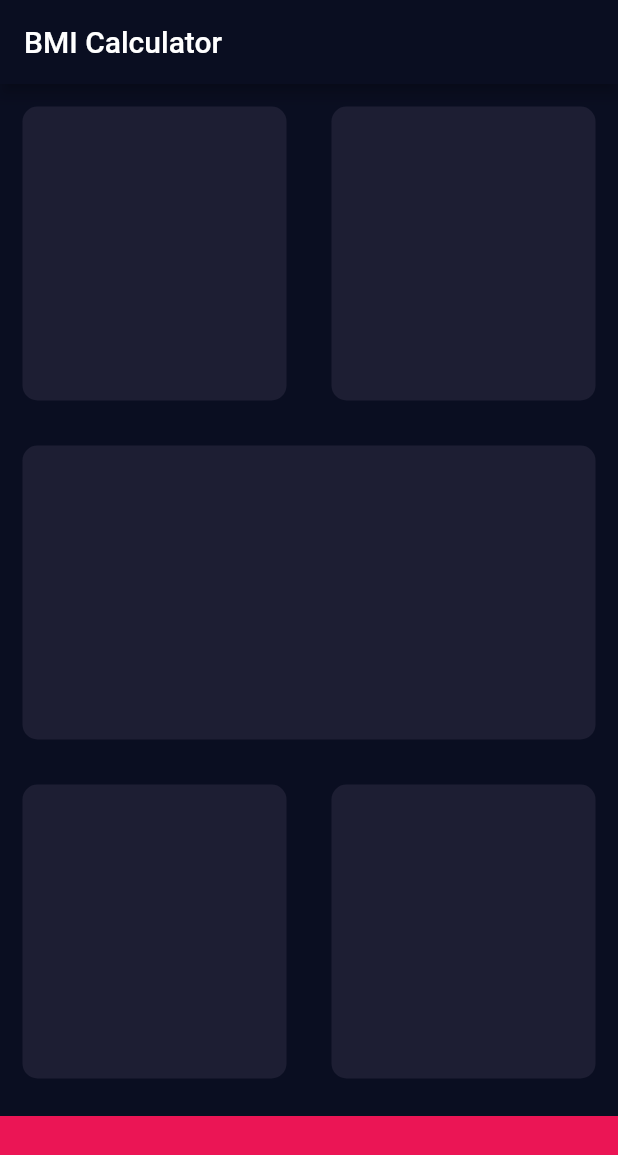
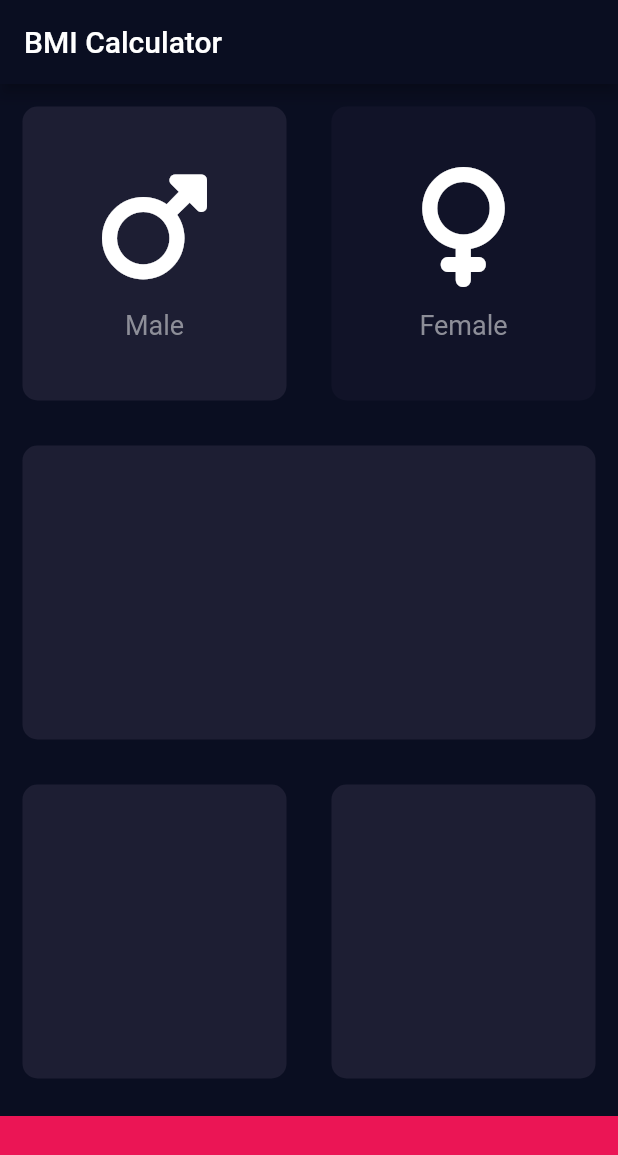
Before and after one commit to patilvivekw/Flutter-Demo, a Flutter app: the screen it shows after launch, on a phone screen of 412 x 824 dp. Shown: the top 1155 px of the screen. Run offline on Flutter 3.47's test engine with Material 2 defaults, Android fonts, the phone set to English and light mode, and no system bars; our stand-ins replace font_awesome_flutter.

Commit message:
Gender selection UI complete

```diff
--- a/lib/home_page.dart
+++ b/lib/home_page.dart
@@ -1,8 +1,14 @@
 import 'package:flutter/material.dart';
+import 'package:font_awesome_flutter/font_awesome_flutter.dart';
+
+import 'widgets.dart';
 
 const bottomContainerHeight = 80.0;
 const activeCardColor = Color(0xFF1D1E33);
+const inactiveCardColor = Color(0xFF111328);
 const bottomContainerColor = Color(0xFFEB1555);
+
+enum Gender { male, female }
 
 class MyHomePage extends StatefulWidget {
   const MyHomePage({super.key, required this.title});
@@ -14,6 +20,8 @@ class MyHomePage extends StatefulWidget {
 }
 
 class _MyHomePageState extends State<MyHomePage> {
+  Gender selectedGender = Gender.male;
+
   @override
   Widget build(BuildContext context) {
     return Scaffold(
@@ -22,11 +30,38 @@ class _MyHomePageState extends State<MyHomePage> {
       ),
       body: Column(
         children: [
-          const Expanded(
+          Expanded(
               child: Row(
             children: [
-              Expanded(child: ReusableCard(color: activeCardColor)),
-              Expanded(child: ReusableCard(color: activeCardColor)),
+              Expanded(
+                  child: ReusableCard(
+                      color: selectedGender == Gender.male
+                          ? activeCardColor
+                          : inactiveCardColor,
+                      cardChild: const IconContent(
+                        icon: FontAwesomeIcons.mars,
+                        label: "Male",
+                      ),
+                      onPress: () {
+                        setState(() {
+                          selectedGender = Gender.male;
+                        });
+                      })),
+              Expanded(
+                  child: ReusableCard(
+                color: selectedGender == Gender.female
+                    ? activeCardColor
+                    : inactiveCardColor,
+                cardChild: const IconContent(
+                  icon: FontAwesomeIcons.venus,
+                  label: "Female",
+                ),
+                onPress: () {
+                  setState(() {
+                    selectedGender = Gender.female;
+                  });
+                },
+              )),
             ],
           )),
           const Expanded(child: ReusableCard(color: activeCardColor)),
@@ -48,20 +83,3 @@ class _MyHomePageState extends State<MyHomePage> {
     );
   }
 }
-
-class ReusableCard extends StatelessWidget {
-  const ReusableCard({super.key, required this.color, this.cardChild});
-
-  final Color color;
-  final Widget? cardChild;
-
-  @override
-  Widget build(BuildContext context) {
-    return Container(
-      margin: const EdgeInsets.all(15.0),
-      decoration: BoxDecoration(
-          color: color, borderRadius: BorderRadius.circular(10.0)),
-      child: cardChild,
-    );
-  }
-}
--- /dev/null
+++ b/lib/widgets.dart
@@ -0,0 +1,56 @@
+import 'package:flutter/material.dart';
+
+const labelTextStyle = TextStyle(
+  fontSize: 18.0,
+  color: Color(0xFF8D8E98),
+);
+
+class IconContent extends StatelessWidget {
+  const IconContent({super.key, required this.icon, required this.label});
+
+  final IconData icon;
+  final String label;
+
+  @override
+  Widget build(BuildContext context) {
+    return Column(
+      mainAxisAlignment: MainAxisAlignment.center,
+      children: [
+        Icon(
+          icon,
+          color: Colors.white,
+          size: 80.0,
+        ),
+        const SizedBox(
+          height: 15.0,
+        ),
+        Text(
+          label,
+          style: labelTextStyle,
+        )
+      ],
+    );
+  }
+}
+
+class ReusableCard extends StatelessWidget {
+  const ReusableCard(
+      {super.key, required this.color, this.cardChild, this.onPress});
+
+  final Color color;
+  final Widget? cardChild;
+  final VoidCallback? onPress;
+
+  @override
+  Widget build(BuildContext context) {
+    return GestureDetector(
+      onTap: onPress,
+      child: Container(
+        margin: const EdgeInsets.all(15.0),
+        decoration: BoxDecoration(
+            color: color, borderRadius: BorderRadius.circular(10.0)),
+        child: cardChild,
+      ),
+    );
+  }
+}
--- a/pubspec.yaml
+++ b/pubspec.yaml
@@ -30,11 +30,8 @@ environment:
 dependencies:
   flutter:
     sdk: flutter
-
-
-  # The following adds the Cupertino Icons font to your application.
-  # Use with the CupertinoIcons class for iOS style icons.
   cupertino_icons: ^1.0.2
+  font_awesome_flutter: ^10.4.0
 
 dev_dependencies:
   flutter_test:
```
